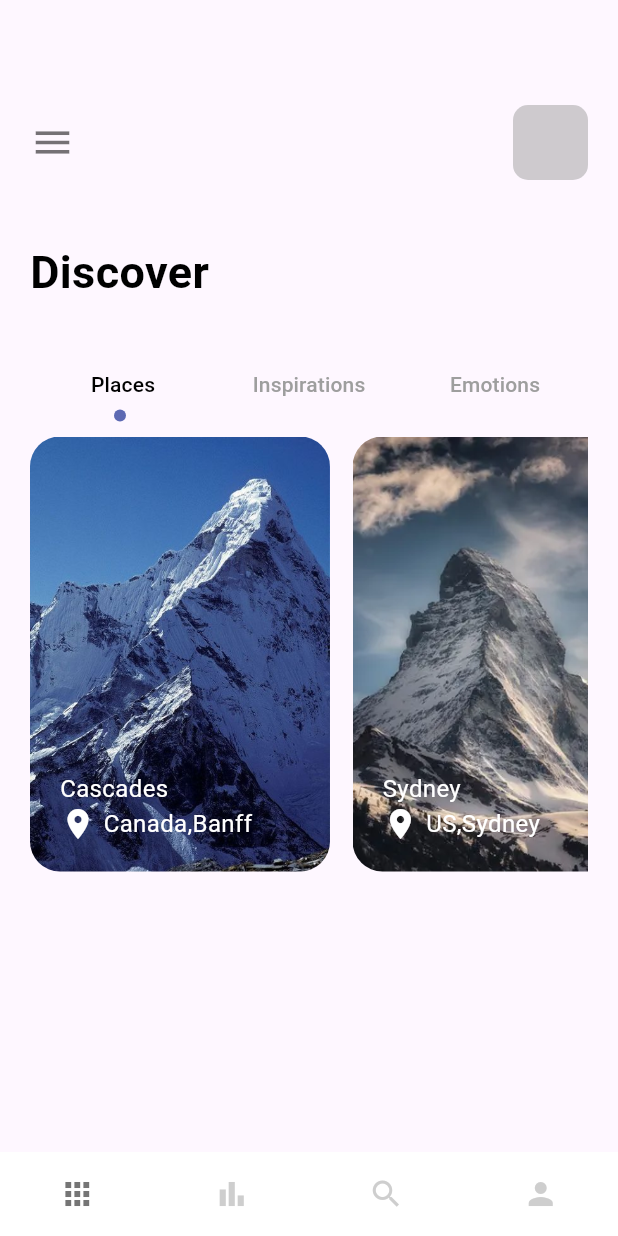
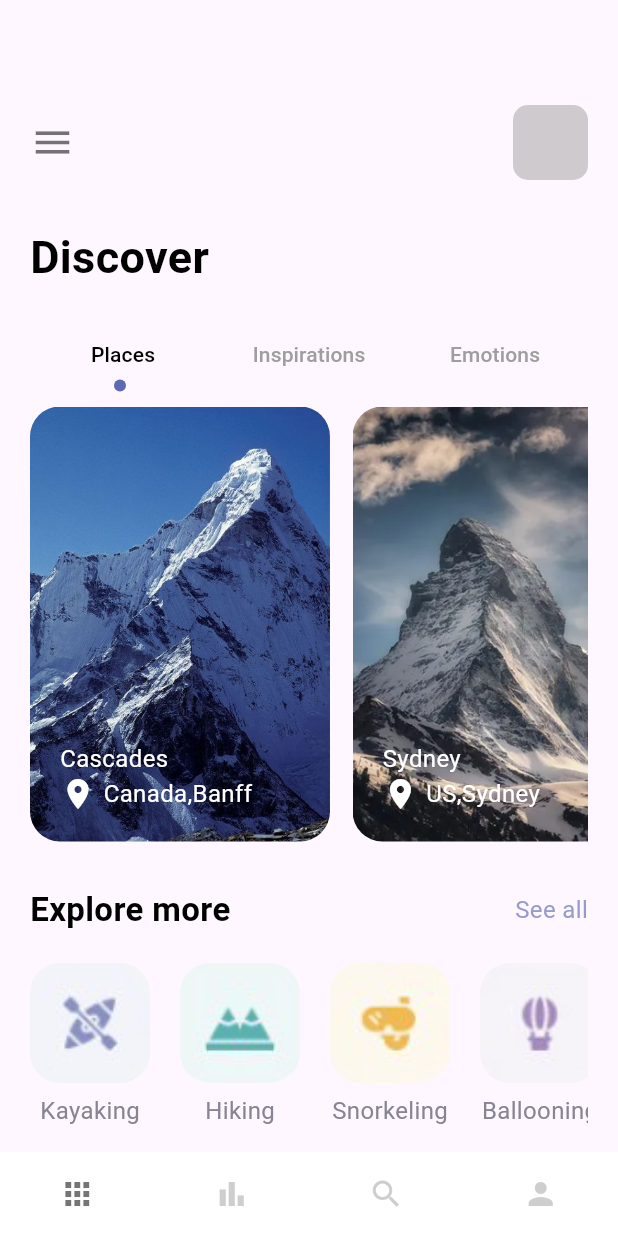
Before and after one commit to mahmoodhamdi/travel_app, a Flutter app: the screen it shows after launch, on a phone screen of 412 x 824 dp. Run offline on Flutter 3.47's test engine with Material 3 defaults, Android fonts, the phone set to English and light mode, and no system bars.

Commit message:
finish home view "UI"

```diff
--- /dev/null
+++ b/lib/features/home/data/model/travel_model.dart
@@ -0,0 +1,5 @@
+class TravelModel{
+  final String name;
+  final String image;
+  TravelModel({required this.name, required this.image});
+}
--- a/lib/features/home/ui/views/home_view.dart
+++ b/lib/features/home/ui/views/home_view.dart
@@ -3,6 +3,7 @@ import 'package:travel_app/core/misc/colors.dart';
 import 'package:travel_app/core/widgets/app_large_text.dart';
 import 'package:travel_app/core/widgets/app_text.dart';
 import 'package:travel_app/features/home/data/model/place_model.dart';
+import 'package:travel_app/features/home/data/model/travel_model.dart';
 
 class HomeView extends StatefulWidget {
   const HomeView({super.key});
@@ -32,6 +33,24 @@ class _HomeViewState extends State<HomeView> with TickerProviderStateMixin {
         location: "Canada,Banff",
       ),
     ];
+    List<TravelModel> travels = [
+      TravelModel(
+        name: "Kayaking",
+        image: "assets/images/kayaking.png",
+      ),
+      TravelModel(
+        name: "Hiking",
+        image: "assets/images/hiking.png",
+      ),
+      TravelModel(
+        name: "Snorkeling",
+        image: "assets/images/snorkling.png",
+      ),
+      TravelModel(
+        name: "Ballooning",
+        image: "assets/images/balloning.png",
+      )
+    ];
     return Scaffold(
         body: Padding(
       padding: const EdgeInsets.only(top: 70.0, left: 20, right: 20),
@@ -57,11 +76,11 @@ class _HomeViewState extends State<HomeView> with TickerProviderStateMixin {
             ],
           ),
           const SizedBox(
-            height: 40,
+            height: 30,
           ),
           AppLargeText(text: "Discover"),
           const SizedBox(
-            height: 30,
+            height: 20,
           ),
           SizedBox(
             child: TabBar(
@@ -144,6 +163,56 @@ class _HomeViewState extends State<HomeView> with TickerProviderStateMixin {
                 child: const Text("Emotions"),
               ),
             ]),
+          ),
+          const SizedBox(
+            height: 30,
+          ),
+          Row(mainAxisAlignment: MainAxisAlignment.spaceBetween, children: [
+            AppLargeText(
+              text: "Explore more",
+              size: 22,
+            ),
+            const SizedBox(
+              width: 20,
+            ),
+            AppText(
+              text: "See all",
+              color: AppColors.textColor1,
+            )
+          ]),
+          const SizedBox(
+            height: 20,
+          ),
+          SizedBox(
+            height: 110,
+            width: double.maxFinite,
+            child: ListView.builder(
+                scrollDirection: Axis.horizontal,
+                itemCount: travels.length,
+                itemBuilder: (context, index) {
+                  return Container(
+                      margin: const EdgeInsets.only(right: 20),
+                      child: Column(
+                          mainAxisAlignment: MainAxisAlignment.spaceBetween,
+                          crossAxisAlignment: CrossAxisAlignment.center,
+                          children: [
+                            Container(
+                              width: 80,
+                              height: 80,
+                              decoration: BoxDecoration(
+                                borderRadius: BorderRadius.circular(20),
+                                image: DecorationImage(
+                                  image: AssetImage(travels[index].image),
+                                  fit: BoxFit.cover,
+                                ),
+                              ),
+                            ),
+                            AppText(
+                              text: travels[index].name,
+                              color: AppColors.textColor2,
+                            )
+                          ]));
+                }),
           )
         ],
       ),
```
